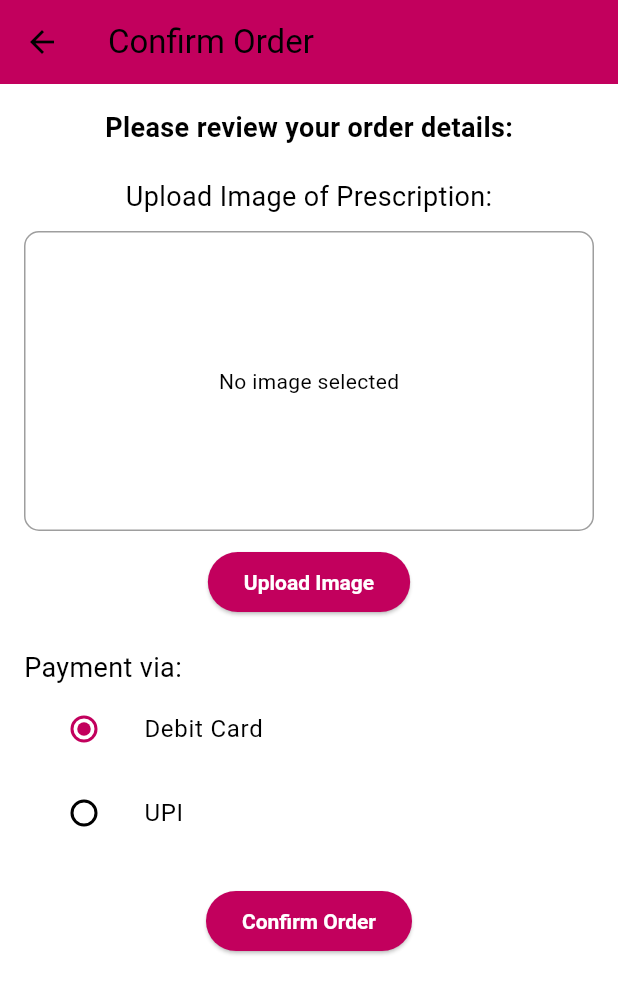
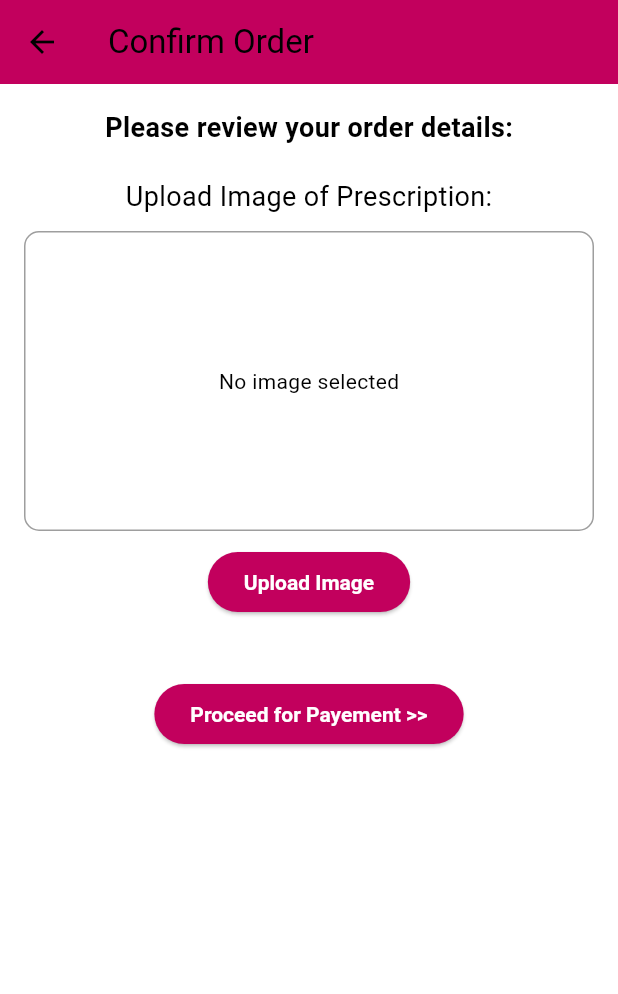
Before and after one commit to com-engineer/MEDS, a Flutter app: the ConfirmOrderPage_Buyer screen opened directly, on a phone screen of 412 x 824 dp. Shown: the top 994 px of the screen. Run offline on Flutter 3.47's test engine with Material 3 defaults, Android fonts, the phone set to English and light mode, and no system bars; our stand-ins replace fluttertoast, image_picker; missing offline and left inert: razorpay_flutter.

Commit message:
Added payement gateway

```diff
--- a/lib/Donor/donate_medicine.dart
+++ b/lib/Donor/donate_medicine.dart
@@ -2,7 +2,6 @@ import 'dart:io';
 
 import 'package:flutter/material.dart';
 import 'package:image_picker/image_picker.dart';
-import 'package:my_first_app/Donor/donor_Dashboard.dart';
 import 'package:my_first_app/Donor/donor_after_login.dart';
 
 class DonateMedicinePage extends StatefulWidget {
--- a/lib/Donor/sell_medicines.dart
+++ b/lib/Donor/sell_medicines.dart
@@ -3,7 +3,6 @@ import 'dart:io';
 import 'package:flutter/material.dart';
 import 'package:image_picker/image_picker.dart';
 import 'package:my_first_app/Donor/donor_after_login.dart';
-import 'package:my_first_app/Donor/seller_Dashboard.dart';
 
 class SellMedicinePage extends StatefulWidget {
   @override
--- a/lib/Donor/seller_Dashboard.dart
+++ b/lib/Donor/seller_Dashboard.dart
@@ -1,6 +1,5 @@
 
 import 'package:flutter/material.dart';
-import 'package:my_first_app/Donor/donor_after_login.dart';
 import 'package:my_first_app/Donor/sell_medicines.dart';
 
 class seller_Dashboard extends StatelessWidget {
@@ -12,7 +11,7 @@ class seller_Dashboard extends StatelessWidget {
       'quantityAvailable': 10,
       'expiryDate': '2025-12-01',
       'manufacturer': 'ABC Pharmaceuticals',
-      'conditionTreated': 'Fever',
+      // 'conditionTreated': 'Fever',
         'image': 'Paracetamol.jpeg',
     },
     {
@@ -22,7 +21,7 @@ class seller_Dashboard extends StatelessWidget {
       'quantityAvailable': 15,
       'expiryDate': '2024-06-15',
       'manufacturer': 'XYZ Pharmaceuticals',
-      'conditionTreated': 'Pain Relief',
+      // 'conditionTreated': 'Pain Relief',
        'image': 'Ibuprofen.jpeg',
     },
     // Add more medicines here
--- a/lib/Recipients/Recipients_buy.dart
+++ b/lib/Recipients/Recipients_buy.dart
@@ -2,8 +2,8 @@ import 'dart:io';
 
 import 'package:flutter/material.dart';
 import 'package:image_picker/image_picker.dart';
-import 'package:my_first_app/Recipients/Buyer_confirm_page.dart';
-
+import 'package:razorpay_flutter/razorpay_flutter.dart';
+import 'package:fluttertoast/fluttertoast.dart';
 class ConfirmOrderPage_Buyer extends StatefulWidget {
   @override
   _ConfirmOrderPageState createState() => _ConfirmOrderPageState();
@@ -12,7 +12,7 @@ class ConfirmOrderPage_Buyer extends StatefulWidget {
 class _ConfirmOrderPageState extends State<ConfirmOrderPage_Buyer> {
   String? prescriptionImage; // Store the image path
   String selectedPaymentMethod = 'Debit Card'; // Default payment method
-
+  Razorpay razorpay=Razorpay();
   // Function to pick an image from the gallery
   Future<void> _pickImage() async {
     final ImagePicker _picker = ImagePicker();
@@ -26,6 +26,8 @@ class _ConfirmOrderPageState extends State<ConfirmOrderPage_Buyer> {
 
   @override
   Widget build(BuildContext context) {
+    razorpay.on(Razorpay.EVENT_PAYMENT_SUCCESS, _handlePaymentSuccess);
+razorpay.on(Razorpay.EVENT_PAYMENT_ERROR, _handlePaymentError);
     return Scaffold(
       appBar: AppBar(
         title: Text('Confirm Order'),
@@ -75,49 +77,60 @@ class _ConfirmOrderPageState extends State<ConfirmOrderPage_Buyer> {
             SizedBox(height: 20),
 
             // Payment method selection
-            Align(
-              alignment: Alignment.centerLeft,
-              child: Text(
-                'Payment via:',
-                style: TextStyle(fontSize: 18),
-              ),
-            ),
-            ListTile(
-              title: const Text('Debit Card'),
-              leading: Radio<String>(
-                value: 'Debit Card',
-                groupValue: selectedPaymentMethod,
-                onChanged: (value) {
-                  setState(() {
-                    selectedPaymentMethod = value!;
-                  });
-                },
-              ),
-            ),
-            ListTile(
-              title: const Text('UPI'),
-              leading: Radio<String>(
-                value: 'UPI',
-                groupValue: selectedPaymentMethod,
-                onChanged: (value) {
-                  setState(() {
-                    selectedPaymentMethod = value!;
-                  });
-                },
-              ),
-            ),
+            // Align(
+            //   alignment: Alignment.centerLeft,
+            //   child: Text(
+            //     'Payment via:',
+            //     style: TextStyle(fontSize: 18),
+            //   ),
+            // ),
+            // ListTile(
+            //   title: const Text('Debit Card'),
+            //   leading: Radio<String>(
+            //     value: 'Debit Card',
+            //     groupValue: selectedPaymentMethod,
+            //     onChanged: (value) {
+            //       setState(() {
+            //         selectedPaymentMethod = value!;
+            //       });
+            //     },
+            //   ),
+            // ),
+            // ListTile(
+            //   title: const Text('UPI'),
+            //   leading: Radio<String>(
+            //     value: 'UPI',
+            //     groupValue: selectedPaymentMethod,
+            //     onChanged: (value) {
+            //       setState(() {
+            //         selectedPaymentMethod = value!;
+            //       });
+            //     },
+            //   ),
+            // ),
             SizedBox(height: 20),
 
             // Confirm Order button
            ElevatedButton(
                 onPressed: () {
-                  Navigator.push(context, MaterialPageRoute(builder: (context)=>BuyerInformationPage()));
-                  ScaffoldMessenger.of(context).showSnackBar(
-                    SnackBar(content: Text('Order Confirmed!')),
-                  );
+                  // Navigator.push(context, MaterialPageRoute(builder: (context)=>BuyerInformationPage()));
+                  // ScaffoldMessenger.of(context).showSnackBar(
+                  //   SnackBar(content: Text('Proceed for Payement>>')),
+                  // );
 
+                  var options = {
+  'key': 'rzp_test_GcZZFDPP0jHtC4',
+  'amount': 1000,
+  'name': 'Medicine order',
+  'description': 'Easy Redistribution',
+  'prefill': {
+    'contact': '8888888888',
+    'email': 'test@razorpay.com'
+  }
+};
+razorpay.open(options);
                 },
-                child: Text('Confirm Order'),
+                child: Text('Proceed for Payement >>'),
               ),
 
           ],
@@ -125,4 +138,28 @@ class _ConfirmOrderPageState extends State<ConfirmOrderPage_Buyer> {
       ),
     );
   }
+  void _handlePaymentSuccess(PaymentSuccessResponse response) {
+  // Do something when payment succeeds
+  Fluttertoast.showToast(msg:"Payement Success!!");
 }
+
+void _handlePaymentError(PaymentFailureResponse response) {
+  // Do something when payment fails
+    Fluttertoast.showToast(msg:"Payement Failed!!");
+
+}
+@override
+  void dispose() {
+    // TODO: implement dispose
+    super.dispose();
+    try{
+    razorpay.clear();
+    }
+    catch(e)// Removes all listeners
+  {
+    print(e);
+  }
+
+}
+
+}
--- a/pubspec.yaml
+++ b/pubspec.yaml
@@ -31,7 +31,9 @@ dependencies:
   flutter:
     sdk: flutter
 
-
+  razorpay_flutter: ^1.3.5
+# add this line to your dependencies
+  fluttertoast: ^8.2.8
   # The following adds the Cupertino Icons font to your application.
   # Use with the CupertinoIcons class for iOS style icons.
   cupertino_icons: ^1.0.8
```
Also changed, not shown: pubspec.lock.
